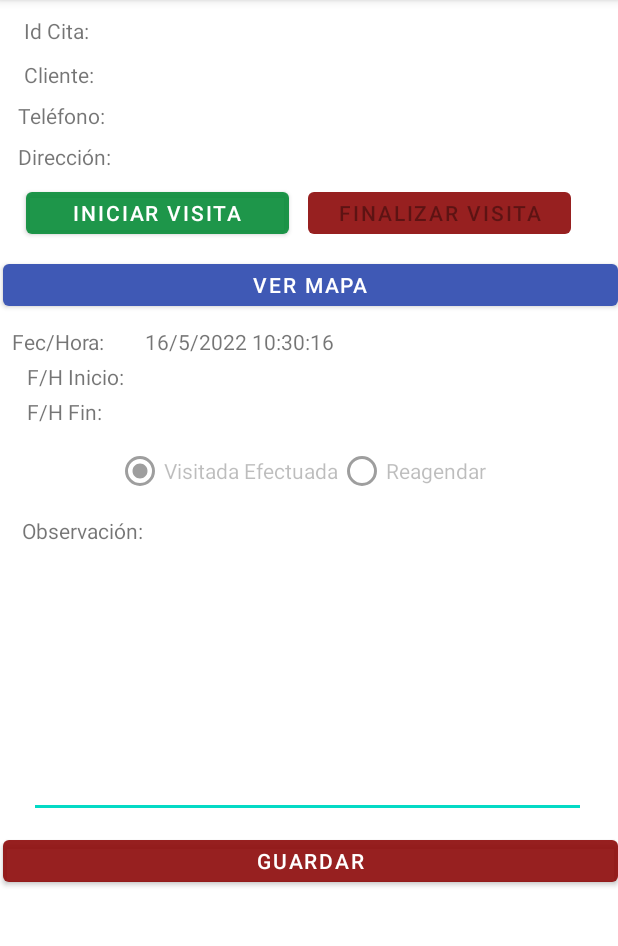
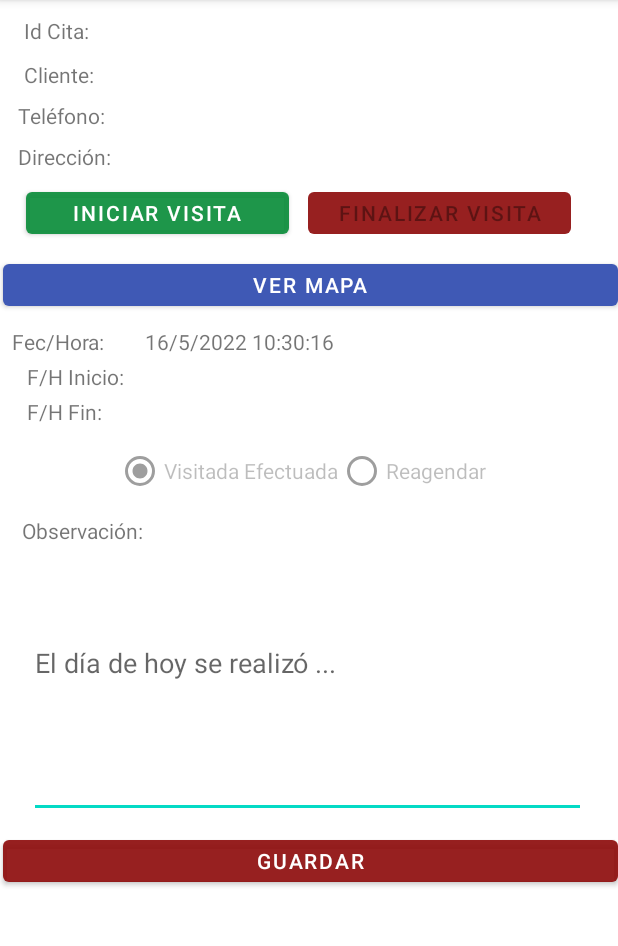
Before and after one commit to Yazminne020/AMNFGps, an Android app: the InformacionCliente screen opened directly, with no data from a screen before it, on a phone screen of 412 x 824 dp, the part 84-1030 px from its top. Run offline under Robolectric (Android 15) with nearby library versions, the phone set to English and light mode, and no system bars; libraries missing offline, so code that uses them is left out: org.ksoap2, org.ksoap2.serialization, org.ksoap2.transport.

```diff
--- a/app/src/main/java/com/example/amfgps/Bienvenido.java
+++ b/app/src/main/java/com/example/amfgps/Bienvenido.java
@@ -82,7 +82,7 @@ public class Bienvenido extends AppCompatActivity implements CitaAdapter.customB
         setContentView(R.layout.activity_bienvenido);
 
 
-        tvFecha = findViewById(R.id.etFechaDesdeDialog);
+        tvFecha = findViewById(R.id.etFecha);
         tvlocalizacion = findViewById(R.id.tvLocalizacion);
 //        tvHora = findViewById(R.id.etHora);
         btnUbicacion = findViewById(R.id.btnUbicacion);
--- a/app/src/main/res/layout/activity_bienvenido.xml
+++ b/app/src/main/res/layout/activity_bienvenido.xml
@@ -44,7 +44,7 @@
                 android:orientation="horizontal">
 
                 <EditText
-                    android:id="@+id/etFechaDesdeDialog"
+                    android:id="@+id/etFecha"
                     android:layout_width="142dp"
                     android:layout_height="wrap_content"
                     android:layout_weight="1"
--- a/app/src/main/res/layout/activity_informacion_cliente.xml
+++ b/app/src/main/res/layout/activity_informacion_cliente.xml
@@ -154,6 +154,7 @@
         android:layout_height="126dp"
         android:ems="10"
         android:gravity="start|top"
+        android:hint="El día de hoy se realizó ..."
         android:inputType="textMultiLine"
         app:layout_constraintBottom_toTopOf="@+id/btnGuardar"
         app:layout_constraintEnd_toEndOf="parent"
```
